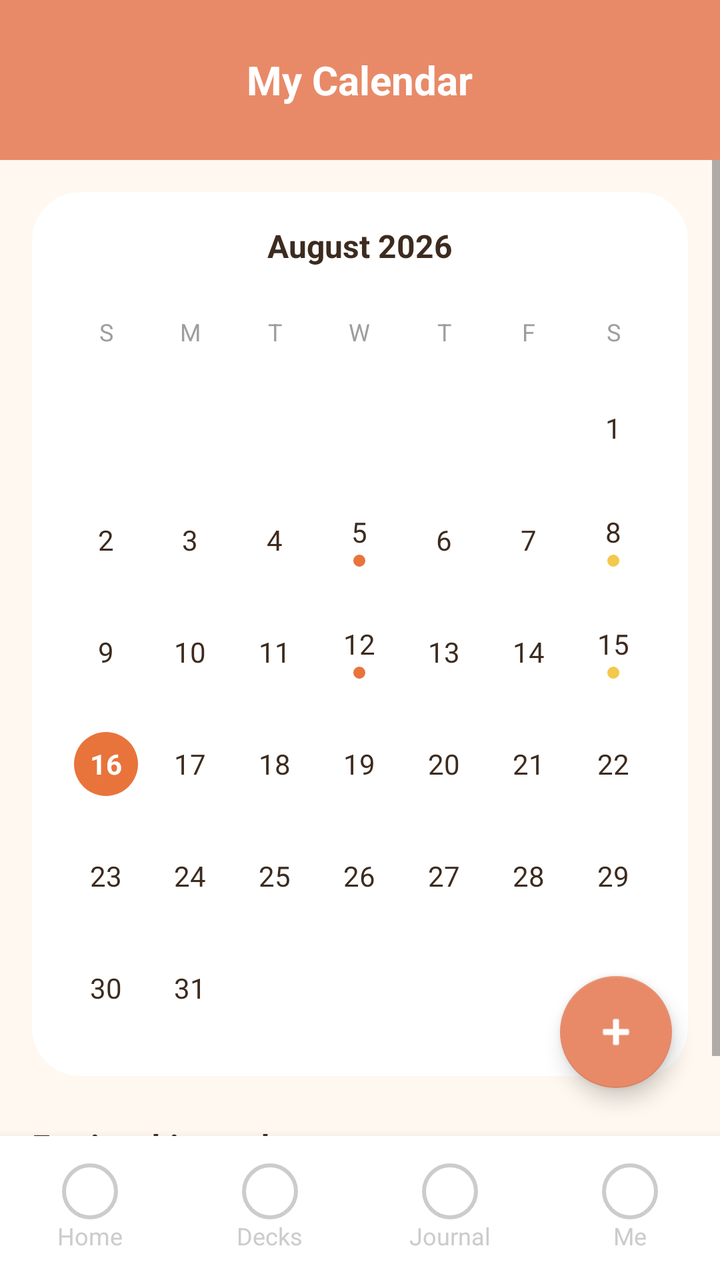
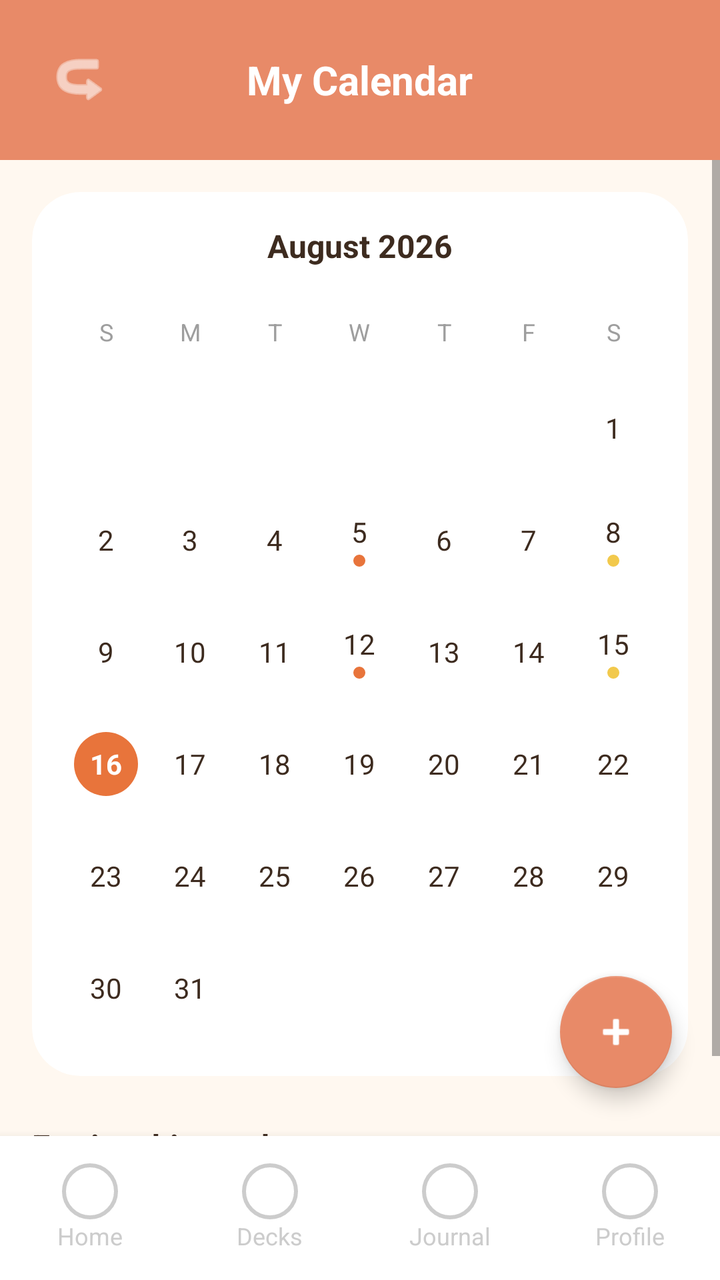

Compare the two renders of this Android layout. The source of the first and the diff that turns it into the second are given below.
<!-- AndroidManifest.xml: application theme Theme.IVU -->
<!-- res/layout/activity_journal.xml -->
<?xml version="1.0" encoding="utf-8"?>
<androidx.constraintlayout.widget.ConstraintLayout xmlns:android="http://schemas.android.com/apk/res/android"
    xmlns:app="http://schemas.android.com/apk/res-auto"
    xmlns:tools="http://schemas.android.com/tools"
    android:layout_width="match_parent"
    android:layout_height="match_parent"
    android:background="#FFF8F0">

    
    <RelativeLayout
        android:id="@+id/header"
        android:layout_width="match_parent"
        android:layout_height="80dp"
        android:background="#E88A68"
        app:layout_constraintTop_toTopOf="parent">

        <TextView
            android:layout_width="wrap_content"
            android:layout_height="wrap_content"
            android:layout_centerInParent="true"
            android:text="My Calendar"
            android:textColor="@android:color/white"
            android:textSize="20sp"
            android:textStyle="bold" />
    </RelativeLayout>

    <ScrollView
        android:layout_width="match_parent"
        android:layout_height="0dp"
        android:fillViewport="true"
        app:layout_constraintBottom_toTopOf="@id/bottomNavigation"
        app:layout_constraintTop_toBottomOf="@id/header">

        <LinearLayout
            android:layout_width="match_parent"
            android:layout_height="wrap_content"
            android:orientation="vertical"
            android:padding="16dp">

            
            <com.google.android.material.card.MaterialCardView
                android:layout_width="match_parent"
                android:layout_height="wrap_content"
                app:cardBackgroundColor="@android:color/white"
                app:cardCornerRadius="24dp"
                app:cardElevation="0dp">

                <LinearLayout
                    android:layout_width="match_parent"
                    android:layout_height="wrap_content"
                    android:gravity="center_horizontal"
                    android:orientation="vertical"
                    android:padding="16dp">

                    <TextView
                        android:layout_width="wrap_content"
                        android:layout_height="wrap_content"
                        android:text="August 2026"
                        android:textColor="#3D2B1F"
                        android:textSize="16sp"
                        android:textStyle="bold" />

                    
                    <GridLayout
                        android:layout_width="match_parent"
                        android:layout_height="wrap_content"
                        android:layout_marginTop="12dp"
                        android:columnCount="7"
                        android:useDefaultMargins="false">

                        
                        <TextView style="@style/CalendarDayLabel" android:text="S" />
                        <TextView style="@style/CalendarDayLabel" android:text="M" />
                        <TextView style="@style/CalendarDayLabel" android:text="T" />
                        <TextView style="@style/CalendarDayLabel" android:text="W" />
                        <TextView style="@style/CalendarDayLabel" android:text="T" />
                        <TextView style="@style/CalendarDayLabel" android:text="F" />
                        <TextView style="@style/CalendarDayLabel" android:text="S" />

                        
                        <TextView style="@style/CalendarDay" android:text="" />
                        <TextView style="@style/CalendarDay" android:text="" />
                        <TextView style="@style/CalendarDay" android:text="" />
                        <TextView style="@style/CalendarDay" android:text="" />
                        <TextView style="@style/CalendarDay" android:text="" />
                        <TextView style="@style/CalendarDay" android:text="" />
                        <TextView style="@style/CalendarDay" android:text="1" />

                        
                        <TextView style="@style/CalendarDay" android:text="2" />
                        <TextView style="@style/CalendarDay" android:text="3" />
                        <TextView style="@style/CalendarDay" android:text="4" />
                        <LinearLayout style="@style/CalendarDayContainer">
                            <TextView style="@style/CalendarDayText" android:text="5" />
                            <View style="@style/CalendarDotRed" />
                        </LinearLayout>
                        <TextView style="@style/CalendarDay" android:text="6" />
                        <TextView style="@style/CalendarDay" android:text="7" />
                        <LinearLayout style="@style/CalendarDayContainer">
                            <TextView style="@style/CalendarDayText" android:text="8" />
                            <View style="@style/CalendarDotGold" />
                        </LinearLayout>

                        
                        <TextView style="@style/CalendarDay" android:text="9" />
                        <TextView style="@style/CalendarDay" android:text="10" />
                        <TextView style="@style/CalendarDay" android:text="11" />
                        <LinearLayout style="@style/CalendarDayContainer">
                            <TextView style="@style/CalendarDayText" android:text="12" />
                            <View style="@style/CalendarDotRed" />
                        </LinearLayout>
                        <TextView style="@style/CalendarDay" android:text="13" />
                        <TextView style="@style/CalendarDay" android:text="14" />
                        <LinearLayout style="@style/CalendarDayContainer">
                            <TextView style="@style/CalendarDayText" android:text="15" />
                            <View style="@style/CalendarDotGold" />
                        </LinearLayout>

                        
                        <FrameLayout style="@style/CalendarDayContainer">
                            <TextView style="@style/CalendarDayToday" android:text="16" />
                        </FrameLayout>
                        <TextView style="@style/CalendarDay" android:text="17" />
                        <TextView style="@style/CalendarDay" android:text="18" />
                        <TextView style="@style/CalendarDay" android:text="19" />
                        <TextView style="@style/CalendarDay" android:text="20" />
                        <TextView style="@style/CalendarDay" android:text="21" />
                        <TextView style="@style/CalendarDay" android:text="22" />

                        
                        <TextView style="@style/CalendarDay" android:text="23" />
                        <TextView style="@style/CalendarDay" android:text="24" />
                        <TextView style="@style/CalendarDay" android:text="25" />
                        <TextView style="@style/CalendarDay" android:text="26" />
                        <TextView style="@style/CalendarDay" android:text="27" />
                        <TextView style="@style/CalendarDay" android:text="28" />
                        <TextView style="@style/CalendarDay" android:text="29" />

                        
                        <TextView style="@style/CalendarDay" android:text="30" />
                        <TextView style="@style/CalendarDay" android:text="31" />
                        <TextView style="@style/CalendarDay" android:text="" />
                        <TextView style="@style/CalendarDay" android:text="" />
                        <TextView style="@style/CalendarDay" android:text="" />
                        <TextView style="@style/CalendarDay" android:text="" />
                        <TextView style="@style/CalendarDay" android:text="" />

                    </GridLayout>
                </LinearLayout>
            </com.google.android.material.card.MaterialCardView>

            <TextView
                android:layout_width="wrap_content"
                android:layout_height="wrap_content"
                android:layout_marginTop="24dp"
                android:layout_marginBottom="12dp"
                android:text="Entries this week"
                android:textColor="#3D2B1F"
                android:textSize="16sp"
                android:textStyle="bold" />

            
            <androidx.recyclerview.widget.RecyclerView
                android:id="@+id/rvJournalEntries"
                android:layout_width="match_parent"
                android:layout_height="wrap_content"
                android:clipToPadding="false"
                android:nestedScrollingEnabled="false"
                tools:itemCount="2"
                tools:listitem="@layout/item_journal_entry" />

        </LinearLayout>
    </ScrollView>

    
    <com.google.android.material.floatingactionbutton.FloatingActionButton
        android:id="@+id/fabAddEntry"
        android:layout_width="wrap_content"
        android:layout_height="wrap_content"
        android:layout_margin="24dp"
        android:src="@android:drawable/ic_input_add"
        app:backgroundTint="#E88A68"
        app:fabSize="normal"
        app:layout_constraintBottom_toTopOf="@id/bottomNavigation"
        app:layout_constraintEnd_toEndOf="parent"
        app:tint="@android:color/white"
        android:contentDescription="Add Entry" />

    
    <include
        android:id="@+id/bottomNavigation"
        layout="@layout/layout_bottom_nav"
        android:layout_width="match_parent"
        android:layout_height="72dp"
        app:layout_constraintBottom_toBottomOf="parent" />

</androidx.constraintlayout.widget.ConstraintLayout>
<!-- res/layout/item_journal_entry.xml (included above) -->
<?xml version="1.0" encoding="utf-8"?>
<com.google.android.material.card.MaterialCardView xmlns:android="http://schemas.android.com/apk/res/android"
    xmlns:app="http://schemas.android.com/apk/res-auto"
    android:layout_width="match_parent"
    android:layout_height="wrap_content"
    android:layout_marginVertical="8dp"
    app:cardBackgroundColor="@android:color/white"
    app:cardCornerRadius="20dp"
    app:cardElevation="0dp">

    <LinearLayout
        android:layout_width="match_parent"
        android:layout_height="wrap_content"
        android:gravity="center_vertical"
        android:orientation="horizontal"
        android:padding="16dp">

        <View
            android:id="@+id/viewEntryColor"
            android:layout_width="40dp"
            android:layout_height="40dp"
            android:background="@drawable/circle_gold" />

        <LinearLayout
            android:layout_width="0dp"
            android:layout_height="wrap_content"
            android:layout_marginStart="16dp"
            android:layout_weight="1"
            android:orientation="vertical">

            <TextView
                android:id="@+id/tvEntryTitle"
                android:layout_width="wrap_content"
                android:layout_height="wrap_content"
                android:text="Mon 25 Aug — Feeling motivated"
                android:textColor="#3D2B1F"
                android:textSize="14sp"
                android:textStyle="bold" />

            <TextView
                android:id="@+id/tvEntrySubtitle"
                android:layout_width="wrap_content"
                android:layout_height="wrap_content"
                android:layout_marginTop="4dp"
                android:text="Linked to: Everyday isiZulu deck"
                android:textColor="#888888"
                android:textSize="12sp" />
        </LinearLayout>
    </LinearLayout>
</com.google.android.material.card.MaterialCardView>
<!-- res/layout/layout_bottom_nav.xml (included above) -->
<?xml version="1.0" encoding="utf-8"?>
<LinearLayout xmlns:android="http://schemas.android.com/apk/res/android"
    android:id="@+id/bottomNavigation"
    android:layout_width="match_parent"
    android:layout_height="72dp"
    android:background="@android:color/white"
    android:elevation="8dp"
    android:orientation="horizontal"
    android:baselineAligned="false">

    
    <LinearLayout
        android:id="@+id/navHome"
        android:layout_width="0dp"
        android:layout_height="match_parent"
        android:layout_weight="1"
        android:gravity="center"
        android:orientation="vertical"
        android:clickable="true"
        android:focusable="true"
        android:background="?attr/selectableItemBackground">
        <ImageView
            android:id="@+id/ivNavHome"
            android:layout_width="28dp"
            android:layout_height="28dp"
            android:src="@drawable/circle_outline"
            android:contentDescription="Home" />
        <TextView
            android:id="@+id/tvNavHome"
            android:layout_width="wrap_content"
            android:layout_height="wrap_content"
            android:text="Home"
            android:textColor="#CCCCCC"
            android:textSize="12sp" />
    </LinearLayout>

    
    <LinearLayout
        android:id="@+id/navDecks"
        android:layout_width="0dp"
        android:layout_height="match_parent"
        android:layout_weight="1"
        android:gravity="center"
        android:orientation="vertical"
        android:clickable="true"
        android:focusable="true"
        android:background="?attr/selectableItemBackground">
        <ImageView
            android:id="@+id/ivNavDecks"
            android:layout_width="28dp"
            android:layout_height="28dp"
            android:src="@drawable/circle_outline"
            android:contentDescription="Decks" />
        <TextView
            android:id="@+id/tvNavDecks"
            android:layout_width="wrap_content"
            android:layout_height="wrap_content"
            android:text="Decks"
            android:textColor="#CCCCCC"
            android:textSize="12sp" />
    </LinearLayout>

    
    <LinearLayout
        android:id="@+id/navJournal"
        android:layout_width="0dp"
        android:layout_height="match_parent"
        android:layout_weight="1"
        android:gravity="center"
        android:orientation="vertical"
        android:clickable="true"
        android:focusable="true"
        android:background="?attr/selectableItemBackground">
        <ImageView
            android:id="@+id/ivNavJournal"
            android:layout_width="28dp"
            android:layout_height="28dp"
            android:src="@drawable/circle_outline"
            android:contentDescription="Journal" />
        <TextView
            android:id="@+id/tvNavJournal"
            android:layout_width="wrap_content"
            android:layout_height="wrap_content"
            android:text="Journal"
            android:textColor="#CCCCCC"
            android:textSize="12sp" />
    </LinearLayout>

    
    <LinearLayout
        android:id="@+id/navMe"
        android:layout_width="0dp"
        android:layout_height="match_parent"
        android:layout_weight="1"
        android:gravity="center"
        android:orientation="vertical"
        android:clickable="true"
        android:focusable="true"
        android:background="?attr/selectableItemBackground">
        <ImageView
            android:id="@+id/ivNavMe"
            android:layout_width="28dp"
            android:layout_height="28dp"
            android:src="@drawable/circle_outline"
            android:contentDescription="Me" />
        <TextView
            android:id="@+id/tvNavMe"
            android:layout_width="wrap_content"
            android:layout_height="wrap_content"
            android:text="Me"
            android:textColor="#CCCCCC"
            android:textSize="12sp" />
    </LinearLayout>
</LinearLayout>
<!-- resources referenced by this layout -->
<resources>
  <!-- drawable circle_gold (drawable) -->
  <?xml version="1.0" encoding="utf-8"?>
  <shape xmlns:android="http://schemas.android.com/apk/res/android"
      android:shape="oval">
      <solid android:color="#F2C94C" />
      <size android:width="40dp" android:height="40dp" />
  </shape>
  <!-- drawable circle_outline (drawable) -->
  <?xml version="1.0" encoding="utf-8"?>
  <shape xmlns:android="http://schemas.android.com/apk/res/android"
      android:shape="oval">
      <stroke android:width="2dp" android:color="#CCCCCC" />
      <size android:width="28dp" android:height="28dp" />
  </shape>
  <style name="CalendarDayContainer">
          <item name="android:layout_width">0dp</item>
          <item name="android:layout_height">56dp</item>
          <item name="android:layout_columnWeight">1</item>
          <item name="android:gravity">center</item>
          <item name="android:orientation">vertical</item>
      </style>
  <style name="CalendarDayLabel">
          <item name="android:layout_width">0dp</item>
          <item name="android:layout_height">wrap_content</item>
          <item name="android:layout_columnWeight">1</item>
          <item name="android:gravity">center</item>
          <item name="android:textColor">#9E9E9E</item>
          <item name="android:textSize">12sp</item>
          <item name="android:paddingVertical">12dp</item>
      </style>
  <style name="CalendarDayText">
          <item name="android:layout_width">wrap_content</item>
          <item name="android:layout_height">wrap_content</item>
          <item name="android:textColor">#3D2B1F</item>
          <item name="android:textSize">14sp</item>
      </style>
  <style name="CalendarDotGold" parent="CalendarDot">
          <item name="android:background">@drawable/circle_gold</item>
      </style>
  <style name="CalendarDotRed" parent="CalendarDot">
          <item name="android:background">@drawable/circle_red</item>
      </style>
  <!-- drawable circle_red (drawable) -->
  <?xml version="1.0" encoding="utf-8"?>
  <shape xmlns:android="http://schemas.android.com/apk/res/android"
      android:shape="oval">
      <solid android:color="#E8743B" />
      <size android:width="40dp" android:height="40dp" />
  </shape>
  <style name="CalendarDot">
          <item name="android:layout_width">6dp</item>
          <item name="android:layout_height">6dp</item>
          <item name="android:layout_marginTop">2dp</item>
      </style>
  <color name="primary">#C1652F</color>
  <color name="accent">#E8743B</color>
  <color name="on_primary">#FFFFFF</color>
  <color name="secondary">#B8860B</color>
  <color name="on_background">#3D2B1F</color>
  <color name="background">#FFF8F0</color>
  <color name="surface">#FFFDF9</color>
  <style name="IVUEditText" parent="Widget.AppCompat.EditText">
          <item name="android:textColor">@color/on_background</item>
          <item name="android:textColorHint">#CCCCCC</item>
          <item name="android:backgroundTint">@color/primary</item>
      </style>
  <!-- unchanged entries left out for length: 3 -->
</resources>

<!-- the commit's change to res/layout/activity_journal.xml (unified diff, before → after) -->
@@ -4,7 +4,7 @@
     xmlns:tools="http://schemas.android.com/tools"
     android:layout_width="match_parent"
     android:layout_height="match_parent"
-    android:background="#FFF8F0">
+    tools:ignore="HardcodedText">
 
     
     <RelativeLayout
@@ -14,11 +14,23 @@
         android:background="#E88A68"
         app:layout_constraintTop_toTopOf="parent">
 
+        <ImageButton
+            android:id="@+id/btnBack"
+            android:layout_width="48dp"
+            android:layout_height="48dp"
+            android:layout_centerVertical="true"
+            android:layout_marginStart="16dp"
+            android:background="?attr/selectableItemBackgroundBorderless"
+            android:contentDescription="@string/content_desc_back"
+            android:rotation="180"
+            android:src="@android:drawable/ic_menu_revert"
+            app:tint="@android:color/white" />
+
         <TextView
             android:layout_width="wrap_content"
             android:layout_height="wrap_content"
             android:layout_centerInParent="true"
-            android:text="My Calendar"
+            android:text="@string/title_my_calendar"
             android:textColor="@android:color/white"
             android:textSize="20sp"
             android:textStyle="bold" />
@@ -55,7 +67,7 @@
                     <TextView
                         android:layout_width="wrap_content"
                         android:layout_height="wrap_content"
-                        android:text="August 2026"
+                        android:text="@string/label_august_2026"
                         android:textColor="#3D2B1F"
                         android:textSize="16sp"
                         android:textStyle="bold" />
@@ -69,13 +81,13 @@
                         android:useDefaultMargins="false">
 
                         
-                        <TextView style="@style/CalendarDayLabel" android:text="S" />
-                        <TextView style="@style/CalendarDayLabel" android:text="M" />
-                        <TextView style="@style/CalendarDayLabel" android:text="T" />
-                        <TextView style="@style/CalendarDayLabel" android:text="W" />
-                        <TextView style="@style/CalendarDayLabel" android:text="T" />
-                        <TextView style="@style/CalendarDayLabel" android:text="F" />
-                        <TextView style="@style/CalendarDayLabel" android:text="S" />
+                        <TextView style="@style/CalendarDayLabel" android:text="@string/day_s_short" />
+                        <TextView style="@style/CalendarDayLabel" android:text="@string/day_m_short" />
+                        <TextView style="@style/CalendarDayLabel" android:text="@string/day_t_short" />
+                        <TextView style="@style/CalendarDayLabel" android:text="@string/day_w_short" />
+                        <TextView style="@style/CalendarDayLabel" android:text="@string/day_th_short" />
+                        <TextView style="@style/CalendarDayLabel" android:text="@string/day_f_short" />
+                        <TextView style="@style/CalendarDayLabel" android:text="@string/day_sa_short" />
 
                         
                         <TextView style="@style/CalendarDay" android:text="" />
@@ -154,7 +166,7 @@
                 android:layout_height="wrap_content"
                 android:layout_marginTop="24dp"
                 android:layout_marginBottom="12dp"
-                android:text="Entries this week"
+                android:text="@string/label_entries_week"
                 android:textColor="#3D2B1F"
                 android:textSize="16sp"
                 android:textStyle="bold" />
@@ -184,7 +196,7 @@
         app:layout_constraintBottom_toTopOf="@id/bottomNavigation"
         app:layout_constraintEnd_toEndOf="parent"
         app:tint="@android:color/white"
-        android:contentDescription="Add Entry" />
+        android:contentDescription="@string/content_desc_add_entry" />
 
     
     <include
@@ -273,12 +285,12 @@
             android:layout_width="28dp"
             android:layout_height="28dp"
             android:src="@drawable/circle_outline"
-            android:contentDescription="Home" />
+            android:contentDescription="@string/nav_home" />
         <TextView
             android:id="@+id/tvNavHome"
             android:layout_width="wrap_content"
             android:layout_height="wrap_content"
-            android:text="Home"
+            android:text="@string/nav_home"
             android:textColor="#CCCCCC"
             android:textSize="12sp" />
     </LinearLayout>
@@ -299,12 +311,12 @@
             android:layout_width="28dp"
             android:layout_height="28dp"
             android:src="@drawable/circle_outline"
-            android:contentDescription="Decks" />
+            android:contentDescription="@string/nav_decks" />
         <TextView
             android:id="@+id/tvNavDecks"
             android:layout_width="wrap_content"
             android:layout_height="wrap_content"
-            android:text="Decks"
+            android:text="@string/nav_decks"
             android:textColor="#CCCCCC"
             android:textSize="12sp" />
     </LinearLayout>
@@ -325,12 +337,12 @@
             android:layout_width="28dp"
             android:layout_height="28dp"
             android:src="@drawable/circle_outline"
-            android:contentDescription="Journal" />
+            android:contentDescription="@string/nav_journal" />
         <TextView
             android:id="@+id/tvNavJournal"
             android:layout_width="wrap_content"
             android:layout_height="wrap_content"
-            android:text="Journal"
+            android:text="@string/nav_journal"
             android:textColor="#CCCCCC"
             android:textSize="12sp" />
     </LinearLayout>
@@ -351,12 +363,12 @@
             android:layout_width="28dp"
             android:layout_height="28dp"
             android:src="@drawable/circle_outline"
-            android:contentDescription="Me" />
+            android:contentDescription="@string/nav_profile" />
         <TextView
             android:id="@+id/tvNavMe"
             android:layout_width="wrap_content"
             android:layout_height="wrap_content"
-            android:text="Me"
+            android:text="@string/nav_profile"
             android:textColor="#CCCCCC"
             android:textSize="12sp" />
     </LinearLayout>
<!-- resource entries referenced after the edit -->
@@ -14,6 +14,22 @@
       <stroke android:width="2dp" android:color="#CCCCCC" />
       <size android:width="28dp" android:height="28dp" />
   </shape>
+  <string name="content_desc_add_entry">Add Entry</string>
+  <string name="content_desc_back">Back</string>
+  <string name="day_f_short">F</string>
+  <string name="day_m_short">M</string>
+  <string name="day_s_short">S</string>
+  <string name="day_sa_short">S</string>
+  <string name="day_t_short">T</string>
+  <string name="day_th_short">T</string>
+  <string name="day_w_short">W</string>
+  <string name="label_august_2026">August 2026</string>
+  <string name="label_entries_week">Entries this week</string>
+  <string name="nav_decks">Decks</string>
+  <string name="nav_home">Home</string>
+  <string name="nav_journal">Journal</string>
+  <string name="nav_profile">Profile</string>
+  <string name="title_my_calendar">My Calendar</string>
   <style name="CalendarDayContainer">
           <item name="android:layout_width">0dp</item>
           <item name="android:layout_height">56dp</item>
@@ -28,7 +44,8 @@
           <item name="android:gravity">center</item>
           <item name="android:textColor">#9E9E9E</item>
           <item name="android:textSize">12sp</item>
-          <item name="android:paddingVertical">12dp</item>
+          <item name="android:paddingTop">12dp</item>
+          <item name="android:paddingBottom">12dp</item>
       </style>
   <style name="CalendarDayText">
           <item name="android:layout_width">wrap_content</item>
